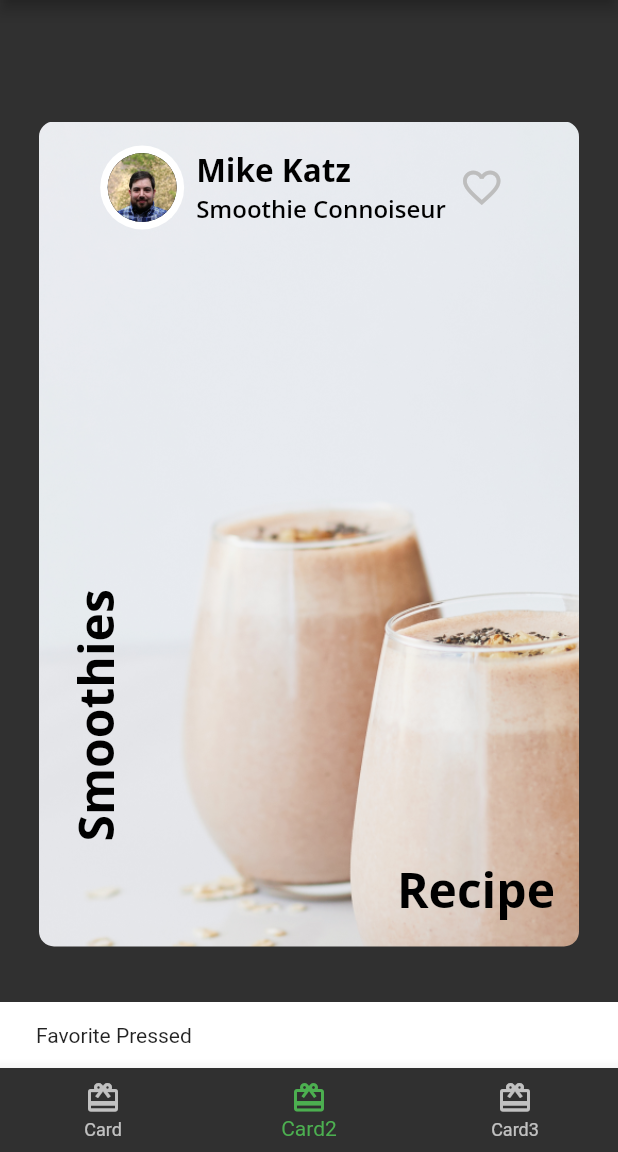
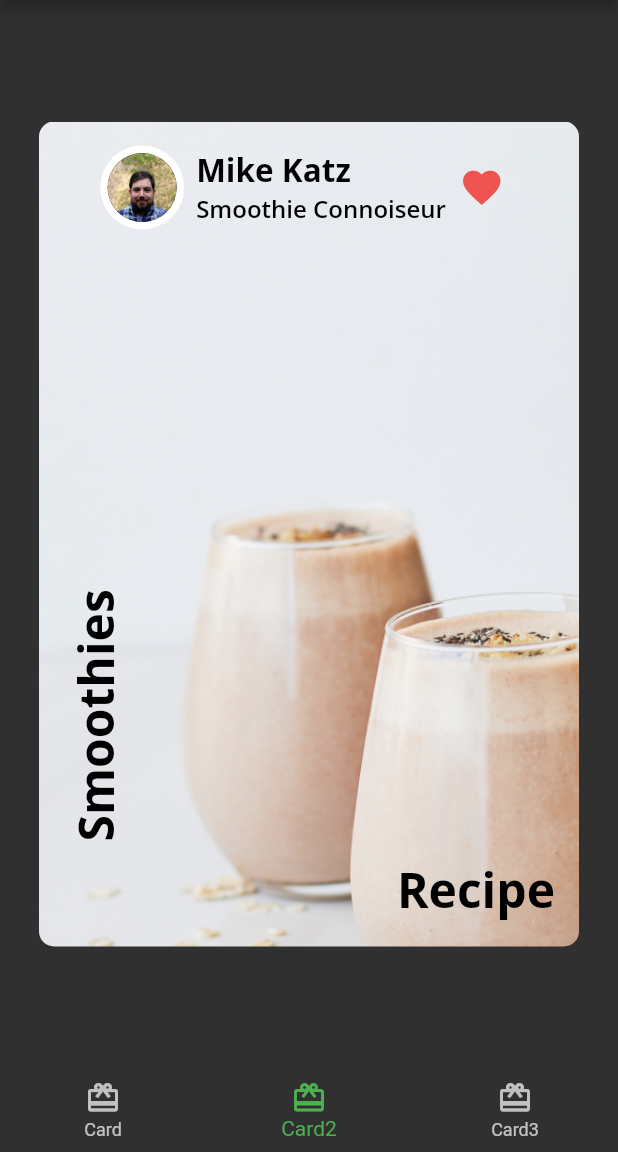
Before and after one commit to IgorFedoseev/Fooderlich, a Flutter app: the screen it shows after launch, item 2 of the bottom bar chosen, after a tap on the "favorite outline" icon, on a phone screen of 412 x 824 dp, the part 84-1236 px from its top. Run offline on Flutter 3.47's test engine with Material 2 defaults, Android fonts, the phone set to English and light mode, and no system bars; our stand-ins replace google_fonts.

Commit message:
card2 stateful

```diff
--- a/lib/author_card.dart
+++ b/lib/author_card.dart
@@ -2,7 +2,7 @@ import 'package:flutter/material.dart';
 import 'fooderlich_theme.dart';
 import 'circle_image.dart';
 
-class AuthorCard extends StatelessWidget {
+class AuthorCard extends StatefulWidget {
   // 1
   final String authorName;
   final String title;
@@ -15,7 +15,13 @@ class AuthorCard extends StatelessWidget {
     this.imageProvider,
   }) : super(key: key);
 
-  // 2
+  @override
+  State<AuthorCard> createState() => _AuthorCardState();
+}
+
+class _AuthorCardState extends State<AuthorCard> {
+  bool _isFavorited = false;
+
   @override
   Widget build(BuildContext context) {
     return Container(
@@ -27,7 +33,7 @@ class AuthorCard extends StatelessWidget {
           Row(
             children: [
               CircleImage(
-                imageProvider: imageProvider,
+                imageProvider: widget.imageProvider,
                 imageRadius: 28,
               ),
               // 2
@@ -37,11 +43,11 @@ class AuthorCard extends StatelessWidget {
                 crossAxisAlignment: CrossAxisAlignment.start,
                 children: [
                   Text(
-                    authorName,
+                    widget.authorName,
                     style: FooderlichTheme.lightTextTheme.headline2,
                   ),
                   Text(
-                    title,
+                    widget.title,
                     style: FooderlichTheme.lightTextTheme.headline3,
                   )
                 ],
@@ -49,15 +55,18 @@ class AuthorCard extends StatelessWidget {
             ],
           ),
           IconButton(
-            // 4
-              icon: const Icon(Icons.favorite_border),
-              iconSize: 30,
-              color: Colors.grey[400],
-              // 5
-              onPressed: () {
-                const snackBar = SnackBar(content: Text('Favorite Pressed'));
-                ScaffoldMessenger.of(context).showSnackBar(snackBar);
-              }),
+            // 1
+            icon: Icon(_isFavorited ? Icons.favorite : Icons.favorite_border),
+            iconSize: 30,
+            // 2
+            color: Colors.red[400],
+            onPressed: () {
+              // 3
+              setState(() {
+                _isFavorited = !_isFavorited;
+              });
+            },
+          ),
         ],
       ),
     );
```
